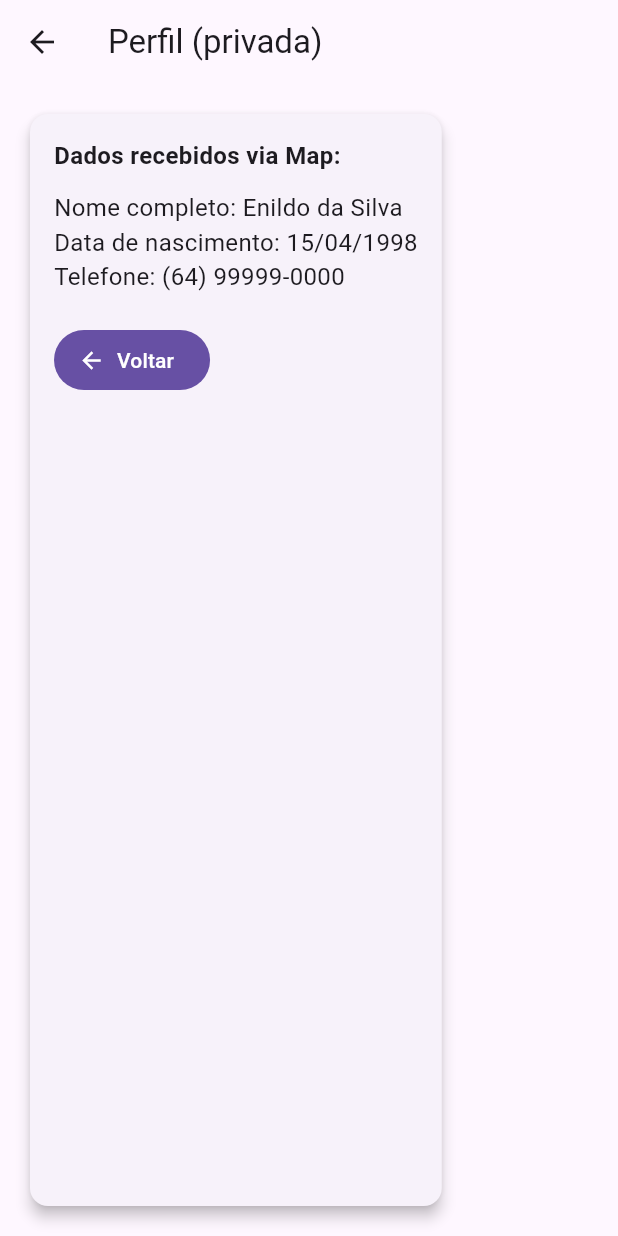
After one commit to enildooliveira/mobile-2025, a Flutter app: the screen it shows after launch, after a tap on "Entrar", after a tap on the "person" icon, on a phone screen of 412 x 824 dp. The commit adds this screen. Run offline on Flutter 3.47's test engine with Material 3 defaults, Android fonts, the phone set to English and light mode, and no system bars.

Commit message:
"Implementa rotas nomeadas com guard e passagem de Map para rota privada"

```diff
--- /dev/null
+++ b/lib/home_page.dart
@@ -0,0 +1,41 @@
+import 'package:flutter/material.dart';
+import 'package:mobile_2025/formulario.dart';
+import 'main.dart' show auth;
+
+class HomePage extends StatelessWidget {
+  const HomePage({super.key});
+
+  @override
+  Widget build(BuildContext context) {
+    return Scaffold(
+      appBar: AppBar(
+        title: const Text('Home (privada)'),
+        actions: [
+          IconButton(
+            tooltip: 'Abrir Perfil (envia Map)',
+            onPressed: () {
+              // Exemplo de MAP a ser passado para a rota privada /perfil
+              final dadosUsuario = <String, String>{
+                'nomeCompleto': 'Enildo da Silva',
+                'dataNascimento': '15/04/1998',
+                'telefone': '(64) 99999-0000',
+              };
+              Navigator.pushNamed(context, '/perfil', arguments: dadosUsuario);
+            },
+            icon: const Icon(Icons.person),
+          ),
+          IconButton(
+            tooltip: 'Sair',
+            onPressed: () {
+              auth.logout();
+              Navigator.pushNamedAndRemoveUntil(context, '/login', (r) => false);
+            },
+            icon: const Icon(Icons.logout),
+          ),
+        ],
+      ),
+      // Reaproveitando seu formulário como corpo da Home
+      body: const Formulario(),
+    );
+  }
+}
--- /dev/null
+++ b/lib/login_page.dart
@@ -0,0 +1,49 @@
+import 'package:flutter/material.dart';
+import 'main.dart' show auth;
+
+class LoginPage extends StatelessWidget {
+  const LoginPage({super.key});
+
+  @override
+  Widget build(BuildContext context) {
+    return Scaffold(
+      appBar: AppBar(title: const Text('Login (pública)')),
+      body: Center(
+        child: SizedBox(
+          width: 360,
+          child: Card(
+            elevation: 6,
+            child: Padding(
+              padding: const EdgeInsets.all(16),
+              child: Column(
+                mainAxisSize: MainAxisSize.min,
+                children: [
+                  const Text('Autenticação simples para o exercício'),
+                  const SizedBox(height: 16),
+                  TextFormField(decoration: const InputDecoration(labelText: 'E-mail')),
+                  const SizedBox(height: 8),
+                  TextFormField(
+                    decoration: const InputDecoration(labelText: 'Senha'),
+                    obscureText: true,
+                  ),
+                  const SizedBox(height: 16),
+                  SizedBox(
+                    width: double.infinity,
+                    child: FilledButton.icon(
+                      icon: const Icon(Icons.login),
+                      label: const Text('Entrar'),
+                      onPressed: () {
+                        auth.login();
+                        Navigator.pushReplacementNamed(context, '/home');
+                      },
+                    ),
+                  ),
+                ],
+              ),
+            ),
+          ),
+        ),
+      ),
+    );
+  }
+}
--- a/lib/main.dart
+++ b/lib/main.dart
@@ -1,11 +1,93 @@
 import 'package:flutter/material.dart';
-import 'package:mobile_2025/formulario.dart';
+import 'package:mobile_2025/home_page.dart';
+import 'package:mobile_2025/login_page.dart';
+import 'package:mobile_2025/perfil_page.dart';
 
 void main() {
-  runApp(
-    const MaterialApp(
-      debugShowCheckedModeBanner: false,
-      home: Formulario(),
-    ),
-  );
+  runApp(const MyApp());
 }
+
+/// Serviço de autenticação MUITO simples (memória)
+class AuthService extends ChangeNotifier {
+  bool _logged = false;
+  bool get logged => _logged;
+
+  void login() {
+    _logged = true;
+    notifyListeners();
+  }
+
+  void logout() {
+    _logged = false;
+    notifyListeners();
+  }
+}
+
+/// Instância global só para o exercício (mantém simples)
+final auth = AuthService();
+
+class MyApp extends StatelessWidget {
+  const MyApp({super.key});
+
+  @override
+  Widget build(BuildContext context) {
+    return AnimatedBuilder(
+      animation: auth,
+      builder: (_, __) {
+        return MaterialApp(
+          debugShowCheckedModeBanner: false,
+          title: 'Rotas nomeadas (privadas)',
+          // começa no login (pública)
+          initialRoute: '/login',
+          onGenerateRoute: (settings) {
+            // Rotas privadas que exigem login:
+            final isPrivate = settings.name == '/home' || settings.name == '/perfil';
+
+            if (isPrivate && !auth.logged) {
+              // bloqueia e envia ao login
+              return MaterialPageRoute(
+                builder: (_) => const LoginPage(),
+                settings: const RouteSettings(name: '/login'),
+              );
+            }
+
+            switch (settings.name) {
+              case '/login':
+                return MaterialPageRoute(
+                  builder: (_) => const LoginPage(),
+                  settings: settings,
+                );
+              case '/home':
+                return MaterialPageRoute(
+                  builder: (_) => const HomePage(),
+                  settings: settings,
+                );
+              case '/perfil':
+                // Espera um Map como argumento
+                final args = settings.arguments;
+                if (args is! Map<String, String>) {
+                  // defesa simples para evitar crash se vier errado
+                  return MaterialPageRoute(
+                    builder: (_) => const Scaffold(
+                      body: Center(child: Text('Parâmetros inválidos para /perfil')),
+                    ),
+                  );
+                }
+                return MaterialPageRoute(
+                  builder: (_) => PerfilPage(dados: args),
+                  settings: settings,
+                );
+            }
+
+            // rota desconhecida
+            return MaterialPageRoute(
+              builder: (_) => const Scaffold(
+                body: Center(child: Text('Rota não encontrada')),
+              ),
+            );
+          },
+        );
+      },
+    );
+  }
+}
--- /dev/null
+++ b/lib/perfil_page.dart
@@ -0,0 +1,42 @@
+import 'package:flutter/material.dart';
+
+class PerfilPage extends StatelessWidget {
+  final Map<String, String> dados;
+
+  const PerfilPage({super.key, required this.dados});
+
+  @override
+  Widget build(BuildContext context) {
+    return Scaffold(
+      appBar: AppBar(title: const Text('Perfil (privada)')),
+      body: Padding(
+        padding: const EdgeInsets.all(16),
+        child: Card(
+          elevation: 4,
+          child: Padding(
+            padding: const EdgeInsets.all(16),
+            child: DefaultTextStyle.merge(
+              style: const TextStyle(fontSize: 16),
+              child: Column(
+                crossAxisAlignment: CrossAxisAlignment.start,
+                children: [
+                  const Text('Dados recebidos via Map:', style: TextStyle(fontWeight: FontWeight.bold)),
+                  const SizedBox(height: 12),
+                  Text('Nome completo: ${dados['nomeCompleto'] ?? '-'}'),
+                  Text('Data de nascimento: ${dados['dataNascimento'] ?? '-'}'),
+                  Text('Telefone: ${dados['telefone'] ?? '-'}'),
+                  const SizedBox(height: 20),
+                  FilledButton.icon(
+                    onPressed: () => Navigator.pop(context),
+                    icon: const Icon(Icons.arrow_back),
+                    label: const Text('Voltar'),
+                  ),
+                ],
+              ),
+            ),
+          ),
+        ),
+      ),
+    );
+  }
+}
```
